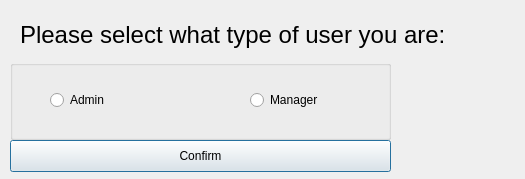
Qt form Project2/createcheck.ui (tdragon00/CS1C_Project_2) before a commit.
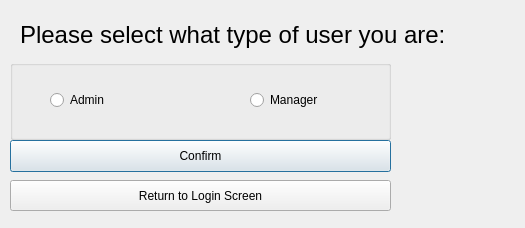
The same form after that commit.

Commit message:
added a return button on createcheck ui
added a return to login screen from the ui with choosing which account to create for

Diff of the .ui file:
```diff
--- a/Project2/createcheck.ui
+++ b/Project2/createcheck.ui
@@ -7,7 +7,7 @@
     <x>0</x>
     <y>0</y>
     <width>525</width>
-    <height>179</height>
+    <height>228</height>
    </rect>
   </property>
   <property name="windowTitle">
@@ -78,6 +78,19 @@
     <string>&lt;html&gt;&lt;head/&gt;&lt;body&gt;&lt;p&gt;&lt;span style=&quot; font-size:18pt;&quot;&gt;Please select what type of user you are:&lt;/span&gt;&lt;/p&gt;&lt;/body&gt;&lt;/html&gt;</string>
    </property>
   </widget>
+  <widget class="QPushButton" name="pushButton">
+   <property name="geometry">
+    <rect>
+     <x>10</x>
+     <y>180</y>
+     <width>381</width>
+     <height>31</height>
+    </rect>
+   </property>
+   <property name="text">
+    <string>Return to Login Screen</string>
+   </property>
+  </widget>
  </widget>
  <resources/>
  <connections/>
```
The commit also changes 3 other files.
